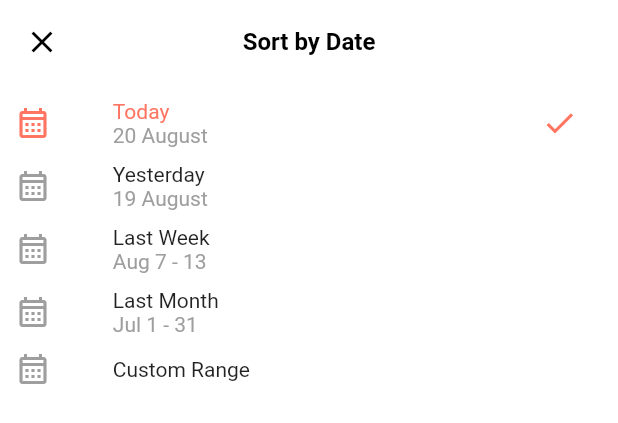
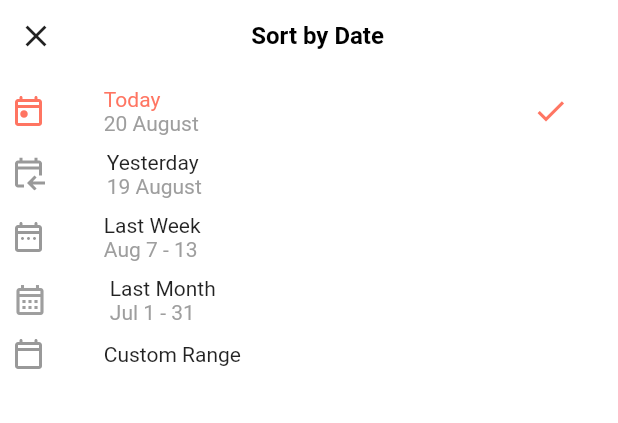
Before and after one commit to nitheshb/Redefine-Sales-App-V1, a Flutter app: the FilterScreen widget shown alone on an empty page, opened directly, on a phone screen of 412 x 824 dp. Shown: the top 423 px of the screen. Run offline on Flutter 3.47's test engine with Material 2 defaults, Android fonts, the phone set to English and light mode, and no system bars; our stand-ins replace cloud_firestore, firebase_auth, firebase_core, firebase_messaging, flutter_custom_clippers, flutter_datetime_picker and 6 more; accounts and stored records are empty; statements that could not run were skipped.

Commit message:
Filters Screen added to UI

```diff
--- a/lib/Screens/Filter/filter_screen.dart
+++ b/lib/Screens/Filter/filter_screen.dart
@@ -1,5 +1,7 @@
 import 'package:flutter/material.dart';
 import 'package:flutter_svg/flutter_svg.dart';
+import 'package:get/get.dart';
+import 'package:redefineerp/themes/themes.dart';
 
 class FilterScreen extends StatefulWidget {
   const FilterScreen({Key? key}) : super(key: key);
@@ -14,12 +16,27 @@ class _FilterScreenState extends State<FilterScreen> {
   var isLastWeek = false;
   var isLastMonth = false;
   var isCustomRange = false;
+  String todayDate = "20 August";
+  String yesterdayDate = "19 August";
+  String lastWeekDate = "Aug 7 - 13";
+  String lastMonthDate = "Jul 1 - 31";
 
   @override
   Widget build(BuildContext context) {
-    return Scaffold(
-      appBar: AppBar(
-        title: const Text(
+    return Column(
+      children: [
+        Row(
+          children: [
+            IconButton(
+              icon: const Icon(Icons.close),
+              onPressed: () {
+                Navigator.pop(context);
+              },
+            ),
+            SizedBox(
+              width: MediaQuery.of(context).size.width * 0.29,
+            ),
+            const Text(
               'Sort by Date',
               style: TextStyle(
                 fontWeight: FontWeight.bold,
@@ -27,19 +44,8 @@ class _FilterScreenState extends State<FilterScreen> {
                 color: Colors.black,
               ),
             ),
-        leading: IconButton(
-          icon: const Icon(Icons.close),
-          onPressed: () {
-            Navigator.pop(context);
-          },
-          color: Colors.black,
+          ],
         ),
-        centerTitle: true,
-        backgroundColor: Colors.white,
-        elevation: 0,
-      ),
-      body: Column(
-        children: [
         Padding(
           padding: const EdgeInsets.only(
             top: 10,
@@ -49,45 +55,40 @@ class _FilterScreenState extends State<FilterScreen> {
             onTap: () {
               setState(() {
                 isToday = true;
-                  isYesterday =
-                      isLastWeek = isLastMonth = isCustomRange = false;
+                isYesterday = isLastWeek = isLastMonth = isCustomRange = false;
               });
             },
             child: Row(
               children: isToday
                   ? [
-                        const Icon(
-                          Icons.calendar_month_outlined,
-                          color: Color.fromRGBO(255, 117, 98, 1),
-                        ),
+                      SvgPicture.asset('assets/images/Today.svg'),
                       SizedBox(
                         width: MediaQuery.of(context).size.width * 0.1,
                       ),
                       Column(
                         crossAxisAlignment: CrossAxisAlignment.start,
-                          children: const [
-                            Text(
+                        children: [
+                          const Text(
                             'Today',
                             style: TextStyle(
                               color: Color.fromRGBO(255, 117, 98, 1),
                             ),
                           ),
                           Text(
-                              '20 August',
-                              style: TextStyle(color: Colors.grey),
+                            todayDate,
+                            style: const TextStyle(color: Colors.grey),
                           ),
                         ],
                       ),
-                        SizedBox(
-                            width: MediaQuery.of(context).size.width * 0.54),
+                      SizedBox(width: MediaQuery.of(context).size.width * 0.54),
                       const Icon(
                         Icons.check,
                         color: Color.fromRGBO(255, 117, 98, 1),
                       ),
                     ]
                   : [
-                        const Icon(
-                          Icons.calendar_month_outlined,
+                      SvgPicture.asset(
+                        'assets/images/Today.svg',
                         color: Colors.grey,
                       ),
                       SizedBox(
@@ -95,13 +96,13 @@ class _FilterScreenState extends State<FilterScreen> {
                       ),
                       Column(
                         crossAxisAlignment: CrossAxisAlignment.start,
-                          children: const [
-                            Text(
+                        children: [
+                          const Text(
                             'Today',
                           ),
                           Text(
-                              '20 August',
-                              style: TextStyle(color: Colors.grey),
+                            todayDate,
+                            style: const TextStyle(color: Colors.grey),
                           ),
                         ],
                       ),
@@ -124,52 +125,51 @@ class _FilterScreenState extends State<FilterScreen> {
             child: Row(
               children: isYesterday
                   ? [
-                        const Icon(
-                          Icons.calendar_month_outlined,
-                          color: Color.fromRGBO(255, 117, 98, 1),
+                      SvgPicture.asset(
+                        'assets/images/Yesterday.svg',
+                        color: Get.theme.colorPrimaryDark,
                       ),
                       SizedBox(
                         width: MediaQuery.of(context).size.width * 0.1,
                       ),
                       Column(
                         crossAxisAlignment: CrossAxisAlignment.start,
-                          children: const [
-                            Text(
+                        children: [
+                          const Text(
                             'Yesterday',
                             style: TextStyle(
                               color: Color.fromRGBO(255, 117, 98, 1),
                             ),
                           ),
                           Text(
-                              '19 August',
-                              style: TextStyle(color: Colors.grey),
+                            yesterdayDate,
+                            style: const TextStyle(color: Colors.grey),
                           ),
                         ],
                       ),
-                        SizedBox(
-                            width: MediaQuery.of(context).size.width * 0.54),
+                      SizedBox(width: MediaQuery.of(context).size.width * 0.54),
                       const Icon(
                         Icons.check,
                         color: Color.fromRGBO(255, 117, 98, 1),
                       ),
                     ]
                   : [
-                        const Icon(
-                          Icons.calendar_month_outlined,
-                          color: Colors.grey,
+                      SvgPicture.asset(
+                        'assets/images/Yesterday.svg',
+                        color: Colors.black,
                       ),
                       SizedBox(
                         width: MediaQuery.of(context).size.width * 0.1,
                       ),
                       Column(
                         crossAxisAlignment: CrossAxisAlignment.start,
-                          children: const [
-                            Text(
+                        children: [
+                          const Text(
                             'Yesterday',
                           ),
                           Text(
-                              '19 August',
-                              style: TextStyle(color: Colors.grey),
+                            yesterdayDate,
+                            style: const TextStyle(color: Colors.grey),
                           ),
                         ],
                       ),
@@ -192,52 +192,51 @@ class _FilterScreenState extends State<FilterScreen> {
             child: Row(
               children: isLastWeek
                   ? [
-                        const Icon(
-                          Icons.calendar_month_outlined,
-                          color: Color.fromRGBO(255, 117, 98, 1),
+                      SvgPicture.asset(
+                        'assets/images/LastWeek.svg',
+                        color: Get.theme.colorPrimaryDark,
                       ),
                       SizedBox(
                         width: MediaQuery.of(context).size.width * 0.1,
                       ),
                       Column(
                         crossAxisAlignment: CrossAxisAlignment.start,
-                          children: const [
-                            Text(
+                        children: [
+                          const Text(
                             'Last Week',
                             style: TextStyle(
                               color: Color.fromRGBO(255, 117, 98, 1),
                             ),
                           ),
                           Text(
-                              'Aug 7 - 13',
-                              style: TextStyle(color: Colors.grey),
+                            lastWeekDate,
+                            style: const TextStyle(color: Colors.grey),
                           ),
                         ],
                       ),
-                        SizedBox(
-                            width: MediaQuery.of(context).size.width * 0.54),
+                      SizedBox(width: MediaQuery.of(context).size.width * 0.54),
                       const Icon(
                         Icons.check,
                         color: Color.fromRGBO(255, 117, 98, 1),
                       ),
                     ]
                   : [
-                        const Icon(
-                          Icons.calendar_month_outlined,
-                          color: Colors.grey,
+                      SvgPicture.asset(
+                        'assets/images/LastWeek.svg',
+                        color: Colors.black,
                       ),
                       SizedBox(
                         width: MediaQuery.of(context).size.width * 0.1,
                       ),
                       Column(
                         crossAxisAlignment: CrossAxisAlignment.start,
-                          children: const [
-                            Text(
+                        children: [
+                          const Text(
                             'Last Week',
                           ),
                           Text(
-                              'Aug 7 - 13',
-                              style: TextStyle(color: Colors.grey),
+                            lastWeekDate,
+                            style: const TextStyle(color: Colors.grey),
                           ),
                         ],
                       ),
@@ -248,7 +247,7 @@ class _FilterScreenState extends State<FilterScreen> {
         Padding(
           padding: const EdgeInsets.only(
             top: 10,
-              left: 10,
+            left: 8,
           ),
           child: InkWell(
             onTap: () {
@@ -269,21 +268,20 @@ class _FilterScreenState extends State<FilterScreen> {
                       ),
                       Column(
                         crossAxisAlignment: CrossAxisAlignment.start,
-                          children: const [
-                            Text(
+                        children: [
+                          const Text(
                             'Last Month',
                             style: TextStyle(
                               color: Color.fromRGBO(255, 117, 98, 1),
                             ),
                           ),
                           Text(
-                              'Jul 1 - 31',
-                              style: TextStyle(color: Colors.grey),
+                            lastMonthDate,
+                            style: const TextStyle(color: Colors.grey),
                           ),
                         ],
                       ),
-                        SizedBox(
-                            width: MediaQuery.of(context).size.width * 0.52),
+                      SizedBox(width: MediaQuery.of(context).size.width * 0.52),
                       const Icon(
                         Icons.check,
                         color: Color.fromRGBO(255, 117, 98, 1),
@@ -299,13 +297,13 @@ class _FilterScreenState extends State<FilterScreen> {
                       ),
                       Column(
                         crossAxisAlignment: CrossAxisAlignment.start,
-                          children: const [
-                            Text(
+                        children: [
+                          const Text(
                             'Last Month',
                           ),
                           Text(
-                              'Jul 1 - 31',
-                              style: TextStyle(color: Colors.grey),
+                            lastMonthDate,
+                            style: const TextStyle(color: Colors.grey),
                           ),
                         ],
                       ),
@@ -328,9 +326,9 @@ class _FilterScreenState extends State<FilterScreen> {
             child: Row(
               children: isCustomRange
                   ? [
-                        const Icon(
-                          Icons.calendar_month_outlined,
-                          color: Color.fromRGBO(255, 117, 98, 1),
+                      SvgPicture.asset(
+                        'assets/images/CustomRange.svg',
+                        color: Get.theme.colorPrimaryDark,
                       ),
                       SizedBox(
                         width: MediaQuery.of(context).size.width * 0.1,
@@ -341,17 +339,16 @@ class _FilterScreenState extends State<FilterScreen> {
                           color: Color.fromRGBO(255, 117, 98, 1),
                         ),
                       ),
-                        SizedBox(
-                            width: MediaQuery.of(context).size.width * 0.47),
+                      SizedBox(width: MediaQuery.of(context).size.width * 0.47),
                       const Icon(
                         Icons.check,
                         color: Color.fromRGBO(255, 117, 98, 1),
                       ),
                     ]
                   : [
-                        const Icon(
-                          Icons.calendar_month_outlined,
-                          color: Colors.grey,
+                      SvgPicture.asset(
+                        'assets/images/CustomRange.svg',
+                        color: Colors.black,
                       ),
                       SizedBox(
                         width: MediaQuery.of(context).size.width * 0.1,
@@ -364,7 +361,6 @@ class _FilterScreenState extends State<FilterScreen> {
           ),
         ),
       ],
-      ),
     );
   }
 }
--- a/lib/Screens/OnBoarding/onboarding_page.dart
+++ b/lib/Screens/OnBoarding/onboarding_page.dart
@@ -4,7 +4,6 @@ import 'package:get_storage/get_storage.dart';
 import 'package:introduction_screen/introduction_screen.dart';
 import 'package:flutter_svg/flutter_svg.dart';
 import 'package:redefineerp/Screens/Auth/login_page.dart';
-import 'package:redefineerp/Screens/Home/homepage.dart';
 import 'package:redefineerp/themes/themes.dart';
 
 class OnBoardingPage extends StatelessWidget {
--- a/lib/Screens/Search/search_task.dart
+++ b/lib/Screens/Search/search_task.dart
@@ -1,7 +1,9 @@
 import 'package:flutter/material.dart';
 import 'package:flutter_svg/flutter_svg.dart';
 import 'package:get/get.dart';
+import 'package:redefineerp/Screens/Filter/filter_screen.dart';
 import 'package:redefineerp/Screens/Search/search_controller.dart';
+import 'package:redefineerp/Utilities/bottomsheet.dart';
 import 'package:redefineerp/Utilities/custom_sizebox.dart';
 import 'package:redefineerp/themes/themes.dart';
 
@@ -42,7 +44,8 @@ class SearchPage extends StatelessWidget {
         ),
         actions: [
           IconButton(
-            onPressed: () => {},
+            onPressed: () =>
+                {bottomSheetWidget(FilterScreen(), transparentBg: true)},
             icon: Icon(
               Icons.calendar_month_outlined,
               color: Get.theme.kLightGrayColor,
```
Also changed, not shown: assets/images/CustomRange.svg (added), assets/images/LastWeek.svg (added), assets/images/Today.svg (added), assets/images/Yesterday.svg (added). Lines whose indentation alone changed are shown as unchanged.
